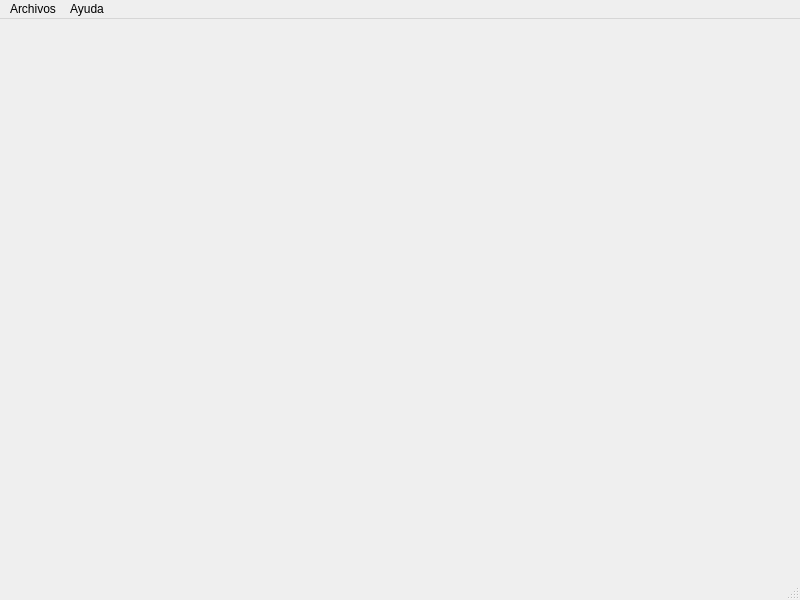
The window that ventanap.ui (Jtobar-Ec/Cine-Mejorado) describes before a commit, drawn with Qt 5.
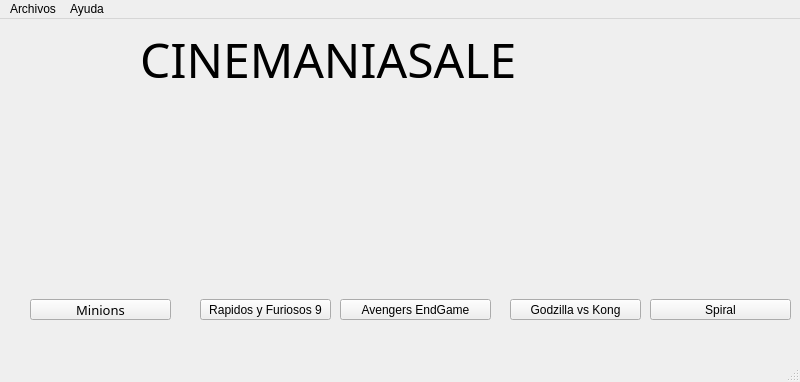
The same window after the commit. Icons and pictures are not drawn.

Diff of the .ui file:
```diff
--- a/ventanap.ui
+++ b/ventanap.ui
@@ -7,13 +7,194 @@
     <x>0</x>
     <y>0</y>
     <width>800</width>
-    <height>600</height>
+    <height>382</height>
    </rect>
   </property>
   <property name="windowTitle">
    <string>MainWindow</string>
   </property>
-  <widget class="QWidget" name="centralwidget"/>
+  <widget class="QWidget" name="centralwidget">
+   <widget class="QWidget" name="Encabezado" native="true">
+    <property name="geometry">
+     <rect>
+      <x>0</x>
+      <y>0</y>
+      <width>761</width>
+      <height>80</height>
+     </rect>
+    </property>
+    <widget class="QLabel" name="label">
+     <property name="geometry">
+      <rect>
+       <x>140</x>
+       <y>10</y>
+       <width>521</width>
+       <height>61</height>
+      </rect>
+     </property>
+     <property name="font">
+      <font>
+       <family>Lucida Handwriting</family>
+       <pointsize>36</pointsize>
+      </font>
+     </property>
+     <property name="text">
+      <string>CINEMANIASALE</string>
+     </property>
+    </widget>
+   </widget>
+   <widget class="QLabel" name="label_2">
+    <property name="geometry">
+     <rect>
+      <x>20</x>
+      <y>90</y>
+      <width>171</width>
+      <height>191</height>
+     </rect>
+    </property>
+    <property name="styleSheet">
+     <string notr="true">image: url(:/new/prefix1/Recursos/4179295.jpg-c_310_420_x-f_jpg-q_x-xxyxx.jpg);</string>
+    </property>
+    <property name="text">
+     <string/>
+    </property>
+   </widget>
+   <widget class="QLabel" name="label_3">
+    <property name="geometry">
+     <rect>
+      <x>200</x>
+      <y>90</y>
+      <width>131</width>
+      <height>191</height>
+     </rect>
+    </property>
+    <property name="styleSheet">
+     <string notr="true">image: url(:/new/prefix1/Recursos/5059871.jpg);</string>
+    </property>
+    <property name="text">
+     <string/>
+    </property>
+   </widget>
+   <widget class="QLabel" name="label_4">
+    <property name="geometry">
+     <rect>
+      <x>340</x>
+      <y>70</y>
+      <width>151</width>
+      <height>231</height>
+     </rect>
+    </property>
+    <property name="styleSheet">
+     <string notr="true">image: url(:/new/prefix1/Recursos/Avengers-4-fan-poster-9.webp);</string>
+    </property>
+    <property name="text">
+     <string/>
+    </property>
+   </widget>
+   <widget class="QLabel" name="label_5">
+    <property name="geometry">
+     <rect>
+      <x>510</x>
+      <y>90</y>
+      <width>131</width>
+      <height>191</height>
+     </rect>
+    </property>
+    <property name="styleSheet">
+     <string notr="true">image: url(:/new/prefix1/Recursos/Godzilla_vs_Kong-370227109-large.jpg);</string>
+    </property>
+    <property name="text">
+     <string/>
+    </property>
+   </widget>
+   <widget class="QLabel" name="label_6">
+    <property name="geometry">
+     <rect>
+      <x>650</x>
+      <y>90</y>
+      <width>141</width>
+      <height>191</height>
+     </rect>
+    </property>
+    <property name="styleSheet">
+     <string notr="true">image: url(:/new/prefix1/Recursos/5298328.jpg);</string>
+    </property>
+    <property name="text">
+     <string/>
+    </property>
+   </widget>
+   <widget class="QPushButton" name="pushButton">
+    <property name="geometry">
+     <rect>
+      <x>30</x>
+      <y>280</y>
+      <width>141</width>
+      <height>21</height>
+     </rect>
+    </property>
+    <property name="font">
+     <font>
+      <family>MS PGothic</family>
+      <pointsize>10</pointsize>
+     </font>
+    </property>
+    <property name="text">
+     <string>Minions</string>
+    </property>
+   </widget>
+   <widget class="QPushButton" name="pushButton_2">
+    <property name="geometry">
+     <rect>
+      <x>200</x>
+      <y>280</y>
+      <width>131</width>
+      <height>21</height>
+     </rect>
+    </property>
+    <property name="text">
+     <string>Rapidos y Furiosos 9</string>
+    </property>
+   </widget>
+   <widget class="QPushButton" name="pushButton_3">
+    <property name="geometry">
+     <rect>
+      <x>340</x>
+      <y>280</y>
+      <width>151</width>
+      <height>21</height>
+     </rect>
+    </property>
+    <property name="text">
+     <string>Avengers EndGame</string>
+    </property>
+   </widget>
+   <widget class="QPushButton" name="pushButton_4">
+    <property name="geometry">
+     <rect>
+      <x>510</x>
+      <y>280</y>
+      <width>131</width>
+      <height>21</height>
+     </rect>
+    </property>
+    <property name="text">
+     <string>Godzilla vs Kong</string>
+    </property>
+   </widget>
+   <widget class="QPushButton" name="pushButton_5">
+    <property name="geometry">
+     <rect>
+      <x>650</x>
+      <y>280</y>
+      <width>141</width>
+      <height>21</height>
+     </rect>
+    </property>
+    <property name="text">
+     <string>Spiral</string>
+    </property>
+   </widget>
+  </widget>
   <widget class="QMenuBar" name="menubar">
    <property name="geometry">
     <rect>
```
Left out of the diff: 2 changed lines with no effect on the pictures.
